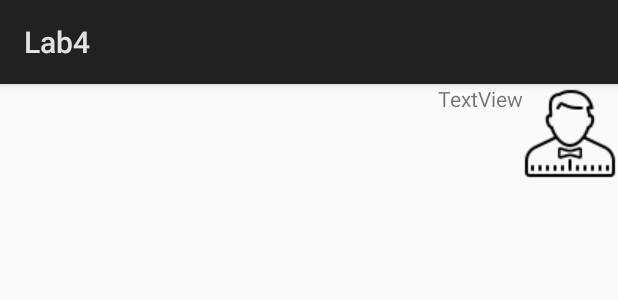
After one commit to chiraggarg98026/AndroidLabs, an Android app: the layout chat_row_incoming.xml on its own in the app's theme, with its tools: preview values and no code run, on a phone screen of 412 x 824 dp. The commit adds this screen. Shown: the top 300 px of the screen. Run offline under Robolectric (Android 15) with nearby library versions, the phone set to English and light mode, and no system bars.

Commit message:
Finished lab4

```diff
--- a/app/build.gradle
+++ b/app/build.gradle
@@ -21,6 +21,7 @@ android {
 dependencies {
     implementation fileTree(dir: 'libs', include: ['*.jar'])
     implementation 'com.android.support.constraint:constraint-layout:1.1.3'
+    implementation 'com.android.support:appcompat-v7:28.0.0'
     testImplementation 'junit:junit:4.12'
     androidTestImplementation 'com.android.support.test:runner:1.0.2'
     androidTestImplementation 'com.android.support.test.espresso:espresso-core:3.0.2'
--- a/app/src/main/java/com/example/chiraggarg/androidlabs/LoginActivity.java
+++ b/app/src/main/java/com/example/chiraggarg/androidlabs/LoginActivity.java
@@ -23,7 +23,7 @@ public class LoginActivity extends Activity {
         setContentView(R.layout.activity_login);
 
         sharedPref = getSharedPreferences("AndroidLabsPref", Context.MODE_PRIVATE);
-        String defaultEmail = sharedPref.getString("DefaultMail", "Manpreet@domain.com");
+        String defaultEmail = sharedPref.getString("DefaultMail", "Chirag@domain.com");
 
         loginEditText = findViewById(R.id.editText);
         loginEditText.setText(defaultEmail);
@@ -44,6 +44,7 @@ public class LoginActivity extends Activity {
             }
         });
     }
+
     protected void OnResume(){
         super.onResume();
        Log.i(ACTIVITY_NAME,"In onResume()");
--- /dev/null
+++ b/app/src/main/res/layout/chat_row_incoming.xml
@@ -0,0 +1,28 @@
+<?xml version="1.0" encoding="utf-8"?>
+<LinearLayout
+    xmlns:android="http://schemas.android.com/apk/res/android"
+    xmlns:app="http://schemas.android.com/apk/res-auto"
+    android:layout_width="match_parent"
+    android:layout_height="match_parent"
+
+    android:orientation="horizontal"
+
+    >
+
+
+    <TextView
+        android:id="@+id/message_text"
+        android:layout_width="wrap_content"
+        android:layout_height="wrap_content"
+        android:layout_weight="1"
+        android:text="@string/textview1"
+        android:gravity="right"
+        />
+
+    <ImageView
+        android:id="@+id/imageView3"
+        android:layout_width="wrap_content"
+        android:layout_height="wrap_content"
+        android:src="@drawable/row_odd"
+        android:contentDescription="@string/ImageView1"/>
+</LinearLayout>
```
Also changed, not shown: app/src/main/AndroidManifest.xml (+5 -8 lines), app/src/main/java/com/example/chiraggarg/androidlabs/ChatWindow.java (added, +91 -0 lines), app/src/main/java/com/example/chiraggarg/androidlabs/StartActivity.java (+22 -14 lines), app/src/main/res/layout/activity_chat_window.xml (added, +45 -0 lines), app/src/main/res/layout/activity_start.xml (+7 -0 lines), app/src/main/res/layout/chat_row_outgoing.xml (added, +25 -0 lines), app/src/main/res/values/strings.xml (+16 -3 lines), app/src/main/res/drawable-hi/row_even.png (added), app/src/main/res/drawable-hi/row_odd.png (added), app/src/main/res/drawable/row_even.png (added), app/src/main/res/drawable/row_odd.png (added), 1 other file.
